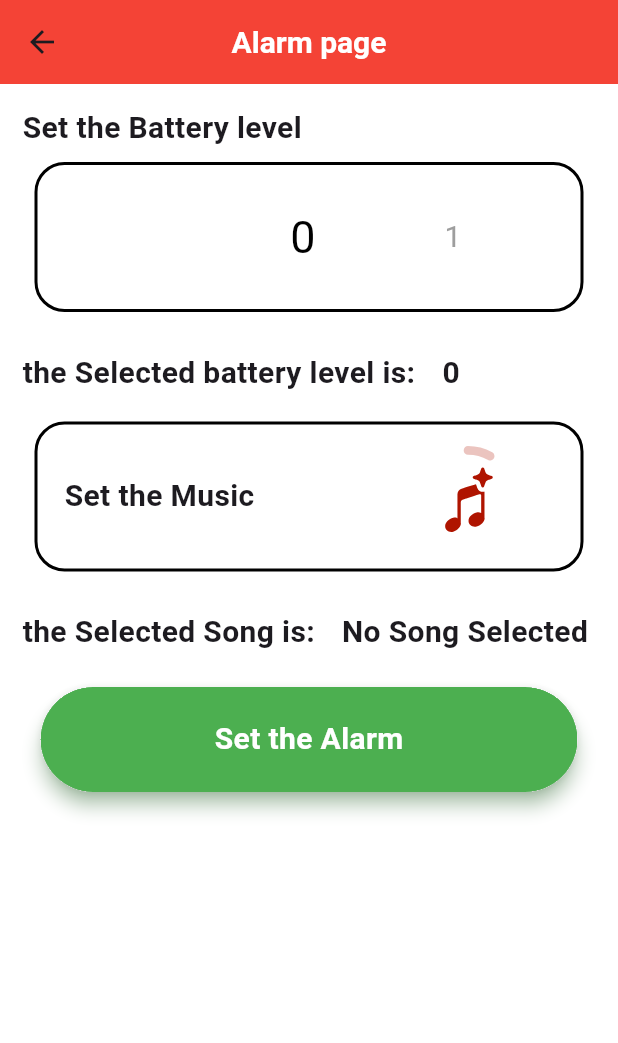
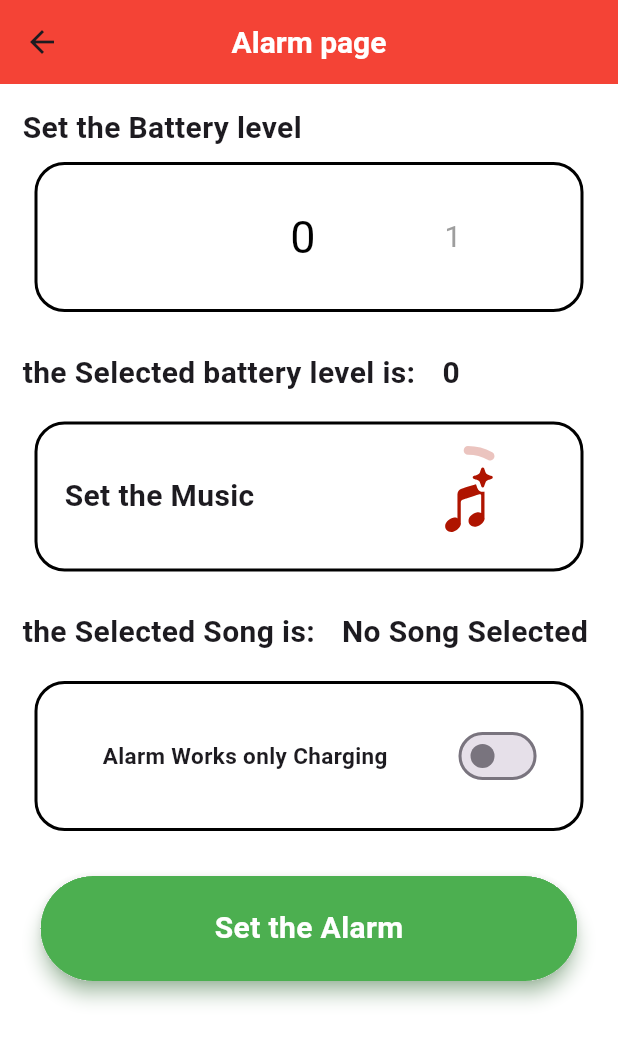
Before and after one commit to kgokulraj20225/battery_care, a Flutter app: the set_alarm_to_cutoff screen opened by its route, on a phone screen of 412 x 824 dp. Shown: the top 1043 px of the screen. Run offline on Flutter 3.47's test engine with Material 3 defaults, Android fonts, the phone set to English and light mode, and no system bars; drawn by our look-alikes of numberpicker; our stand-ins replace battery_plus, file_picker, flutter_local_notifications, get, just_audio, lottie and 1 more; missing offline and left inert: flutter_background_service, flutter_background_service_android; accounts and stored records are empty.

Commit message:
commit 2  11/10/2025

```diff
--- a/lib/battery_info_pages/controller_battery/controller_battery.dart
+++ b/lib/battery_info_pages/controller_battery/controller_battery.dart
@@ -4,6 +4,7 @@ import 'package:flutter/material.dart';
 import 'package:flutter/physics.dart';
 import 'package:get/get.dart';
 import 'package:battery_plus/battery_plus.dart';
+import 'package:shared_preferences/shared_preferences.dart';
 import 'package:trial_app/battery_info_pages/controller_battery/song_picker_controller.dart';
 
 import 'number_controller.dart';
@@ -15,6 +16,7 @@ class battery_info extends GetxController with GetSingleTickerProviderStateMixin
   var battery_state = ''.obs;
   var op = false.obs;
   var battery_Saver=false.obs;
+  var onlys_charging = false.obs;
   late AnimationController lottieController;
   NumberController get number => Get.find();
   song_picker_controller get song=> Get.find();
@@ -31,6 +33,10 @@ class battery_info extends GetxController with GetSingleTickerProviderStateMixin
     // ever(battery_level, (state){
     //   song.alarm_on_off_switch_do_logic(state);
     // });
+    ever(battery_state, (value){
+
+    });
+
     super.onInit();
   }
 
@@ -69,6 +75,12 @@ class battery_info extends GetxController with GetSingleTickerProviderStateMixin
     battery_Saver.value=value;
   }
 
+  void only_charging(bool value)async{
+    onlys_charging.value=value;
+    SharedPreferences perf=await SharedPreferences.getInstance();
+    perf.setBool('only_charging', onlys_charging.value);
+
+  }
 
 
 
--- a/lib/battery_info_pages/controller_battery/number_controller.dart
+++ b/lib/battery_info_pages/controller_battery/number_controller.dart
@@ -30,6 +30,7 @@ class NumberController extends GetxController {
   Future<void> get_user_selected_value()async{
     SharedPreferences perf = await SharedPreferences.getInstance();
     selectedNumber.value=perf.getInt('user_picker_value')?? bat.battery_level.value;
+    bat.onlys_charging.value=perf.getBool('only_charging')??false;
   }
 
 }
--- a/lib/battery_info_pages/controller_battery/song_picker_controller.dart
+++ b/lib/battery_info_pages/controller_battery/song_picker_controller.dart
@@ -59,28 +59,22 @@ class song_picker_controller extends GetxController {
   }
 
   // og code
-  void alarm_on_off_switch_do_logic(int value) async {
+  void alarm_on_off_switch_do_logic() async {
     final service = FlutterBackgroundService();
     if (alarm_on_off.value) {
-      // if (value != battery.battery_level.value) {
-      //   // return ;
-      //   stopSong();
-      //   // service.invoke('stopAlarm');
-      //   // await NotificationService().showNotification(
-      //   //   id: 1,
-      //   //   title: "Alarm!",
-      //   //   body: "Wake up!",
-      //   // );
-      // }
-      // // else{
-      // //   stopSong();
-      // // }
+      if(battery.onlys_charging.value ) {
+        if(battery.battery_state.value=='discharging'){
+          // service.invoke('stopService');
+          return;
+        }
+      }
       service.invoke('stopService');
       await initializeService();
     } else {
       service.invoke('stopService'); // stop background
       stopSong();
     }
+    await Future.delayed(const Duration(milliseconds: 300));
     print('alarm : ${alarm_on_off.value}');
   }
 
@@ -120,7 +114,7 @@ class song_picker_controller extends GetxController {
     await get_user_select_songs();
     if (alarm_on_off.value) {
       alarm_on_off_switch_do_logic(
-          number.selectedNumber.value,
+
         );
     }
   }
--- a/lib/battery_info_pages/pages_battery/setting_the_alarm.dart
+++ b/lib/battery_info_pages/pages_battery/setting_the_alarm.dart
@@ -117,7 +117,7 @@ class _Alarm_scroll_WheelState extends State<Alarm_scroll_Wheel>
                                 onChanged: (value)=>{
                                   c.selectedNumber.value = value,
                                   c.set_user_selected_value(value),
-                                  song.alarm_on_off_switch_do_logic(c.selectedNumber.value),
+                                  song.alarm_on_off_switch_do_logic(),
                                 // await initializeService(),
                                   print('user picker number :${c.selectedNumber.value}')
                                 },
@@ -229,6 +229,43 @@ class _Alarm_scroll_WheelState extends State<Alarm_scroll_Wheel>
                 padding: const EdgeInsets.only(
                     top: 18.0, left: 8, right: 8, bottom: 8),
                 child: Obx(
+                  ()=> GestureDetector(
+                    onTap: () {
+
+                    },
+                    child: AnimatedContainer(
+                      duration: Duration(seconds: 1),
+                      decoration: BoxDecoration(
+                          color: Colors.white,
+                          borderRadius: BorderRadius.circular(20),
+                          border: Border.all(color: Colors.black, width: 2)),
+                      height: 100,
+                      child: Row(
+                        mainAxisAlignment: MainAxisAlignment.spaceEvenly,
+                        children: [
+                          Padding(
+                            padding: const EdgeInsets.all(18.0),
+                            child: Text('Alarm Works only Charging',
+                                style: TextStyle(
+                                  fontSize: 15,
+                                  fontWeight: FontWeight.bold,
+                                )),
+                          ),
+                          Switch(activeColor: Colors.green,
+                              value: c1.onlys_charging.value, onChanged: (bool value){
+                            c1.only_charging(value);
+                            song.alarm_on_off_switch_do_logic();
+                          }),
+                        ],
+                      ),
+                    ),
+                  ),
+                ),
+              ),
+              Padding(
+                padding: const EdgeInsets.only(
+                    top: 18.0, left: 8, right: 8, bottom: 8),
+                child: Obx(
                   () => GestureDetector(
                     onTap: () async {
                       if (song.selected_song_path.isEmpty&&song.selected_song_path=='') {
@@ -276,7 +313,7 @@ class _Alarm_scroll_WheelState extends State<Alarm_scroll_Wheel>
                       } else {
                         // await initializedService();
                         song.alarm_on_off_switch();
-                        song.alarm_on_off_switch_do_logic(c.selectedNumber.value);
+                        song.alarm_on_off_switch_do_logic();
                         // song.alarm_on_off_button_fun();
                       }
                     },
@@ -316,7 +353,7 @@ class _Alarm_scroll_WheelState extends State<Alarm_scroll_Wheel>
                     ),
                   ),
                 ),
-              )
+              ),
             ],
           ),
         ),
```
